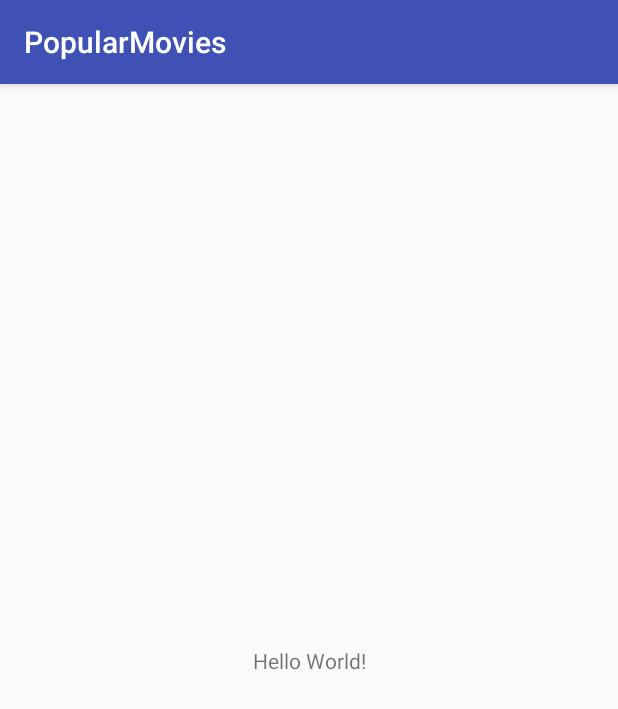
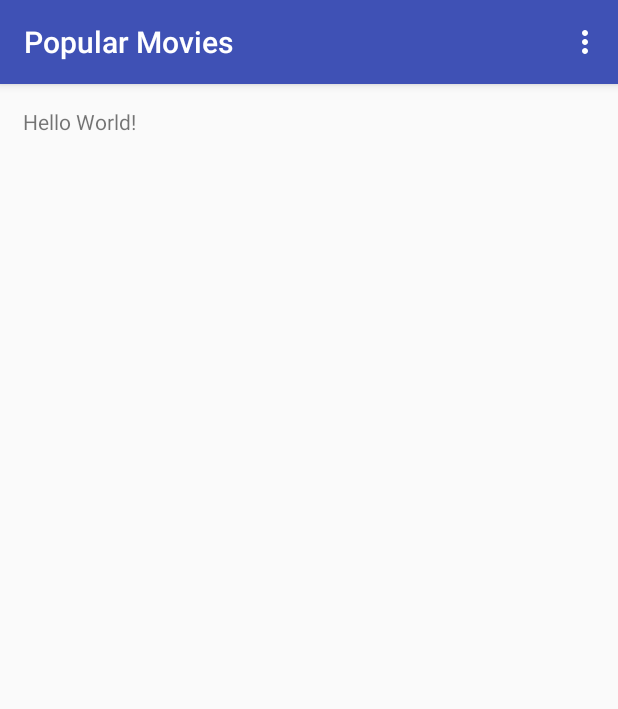
Before and after one commit to marcosmcb/popular-movies-app, an Android app: the screen it shows after launch (MainActivity), on a phone screen of 412 x 824 dp. Shown: the top 709 px of the screen. Run offline under Robolectric (Android 15) with nearby library versions, the phone set to English and light mode, and no system bars.

Commit message:
Add menu and its items

```diff
--- a/app/build.gradle
+++ b/app/build.gradle
@@ -26,6 +26,7 @@ android {
 dependencies {
     implementation fileTree(dir: 'libs', include: ['*.jar'])
     implementation 'com.android.support:appcompat-v7:26.1.0'
+    implementation 'com.android.support:cardview-v7:26.1.0'
     implementation 'com.android.support.constraint:constraint-layout:1.0.2'
     testImplementation 'junit:junit:4.12'
     compile 'com.squareup.picasso:picasso:2.5.2'
--- a/app/src/main/res/layout/activity_main.xml
+++ b/app/src/main/res/layout/activity_main.xml
@@ -1,9 +1,14 @@
 <?xml version="1.0" encoding="utf-8"?>
-<android.support.constraint.ConstraintLayout xmlns:android="http://schemas.android.com/apk/res/android"
+<GridLayout
+    xmlns:android="http://schemas.android.com/apk/res/android"
     xmlns:app="http://schemas.android.com/apk/res-auto"
     xmlns:tools="http://schemas.android.com/tools"
     android:layout_width="match_parent"
     android:layout_height="match_parent"
+    android:rowCount="2"
+    android:columnCount="2"
+    android:columnOrderPreserved="false"
+    android:padding="15dp"
     tools:context="com.example.marcoscavalcante.popularmovies.MainActivity">
 
     <TextView
@@ -15,4 +20,7 @@
         app:layout_constraintRight_toRightOf="parent"
         app:layout_constraintTop_toTopOf="parent" />
 
-</android.support.constraint.ConstraintLayout>
+
+
+
+</GridLayout>
--- /dev/null
+++ b/app/src/main/res/menu/main.xml
@@ -0,0 +1,14 @@
+<?xml version="1.0" encoding="utf-8"?>
+<menu xmlns:android="http://schemas.android.com/apk/res/android"
+    xmlns:app="http://schemas.android.com/apk/res-auto">
+    <item
+        android:orderInCategory="1"
+        app:showAsAction="never"
+        android:id="@+id/action_sort_most_popular"
+        android:title="@string/sort_most_popular" />
+    <item
+        android:orderInCategory="2"
+        app:showAsAction="never"
+        android:id="@+id/action_sort_top_rated"
+        android:title="@string/sort_top_rated" />
+</menu>
--- a/app/src/main/res/values/strings.xml
+++ b/app/src/main/res/values/strings.xml
@@ -1,3 +1,5 @@
 <resources>
-    <string name="app_name">PopularMovies</string>
+    <string name="app_name">Popular Movies</string>
+    <string name="sort_most_popular">Most Popular</string>
+    <string name="sort_top_rated">Top Rated</string>
 </resources>
```
Also changed, not shown: app/src/main/java/com/example/marcoscavalcante/popularmovies/MainActivity.java (+41 -0 lines).
